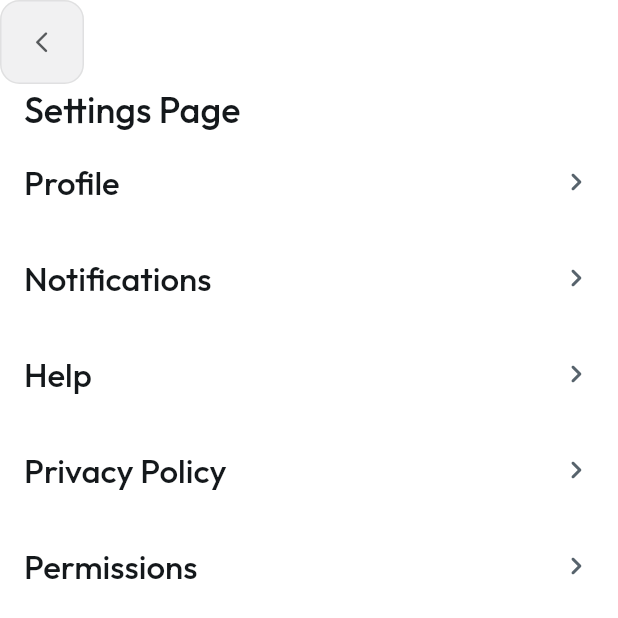
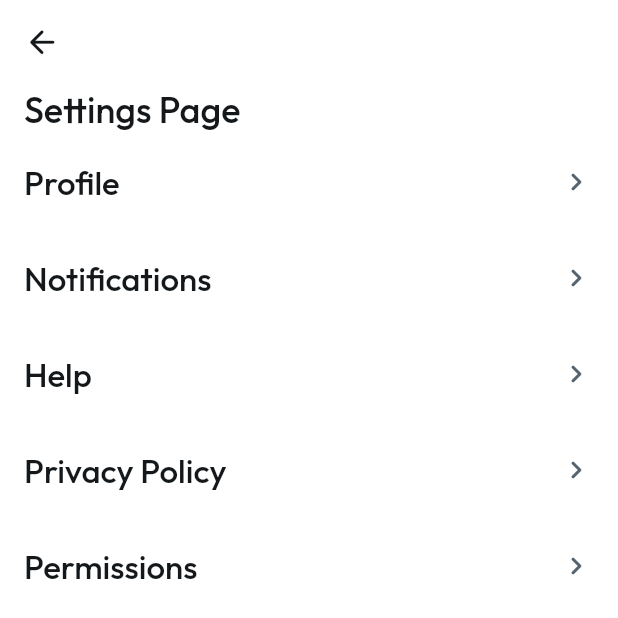
Before and after one commit to rafeywaleed/Kindmap, a Flutter app: the SettingsPage screen opened by its route, on a phone screen of 412 x 824 dp, the top half of it. Run offline on Flutter 3.47's test engine with Material 3 defaults, Android fonts, the phone set to English and light mode, and no system bars; our stand-ins replace auto_size_text, cached_network_image, camera, firebase_auth, firebase_core, firebase_messaging and 15 more; accounts and stored records are empty; Roboto replaces fonts that are missing (Readex Pro).

```diff
--- a/lib/screens/settings_screen.dart
+++ b/lib/screens/settings_screen.dart
@@ -2,7 +2,6 @@ import 'package:firebase_auth/firebase_auth.dart';
 import 'package:flutter/material.dart';
 import 'package:font_awesome_flutter/font_awesome_flutter.dart';
 import 'package:kindmap/config/app_theme.dart';
-import 'package:kindmap/widgets/page_icon_button.dart';
 
 import '../widgets/follow_button.dart';
 import '../widgets/social_tile.dart';
@@ -111,25 +110,19 @@ class _SettingsPageState extends State<SettingsPage> {
       appBar: AppBar(
         backgroundColor: KMTheme.of(context).secondaryBackground,
         automaticallyImplyLeading: false,
-        leading: PageIconButton(
-          icon: Icons.arrow_back_ios_rounded,
-          theme: KMTheme.of(context),
-          onTap: () => Navigator.of(context).pop(),
+        leading: CustomIconButton(
+          borderColor: Colors.transparent,
+          borderRadius: 30,
+          buttonSize: 46,
+          icon: Icon(
+            Icons.arrow_back_rounded,
+            color: KMTheme.of(context).primaryText,
+            size: 25,
+          ),
+          onPressed: () async {
+            Navigator.of(context).pop();
+          },
         ),
-
-        // CustomIconButton(
-        //   borderColor: Colors.transparent,
-        //   borderRadius: 30,
-        //   buttonSize: 46,
-        //   icon: Icon(
-        //     Icons.arrow_back_rounded,
-        //     color: KMTheme.of(context).primaryText,
-        //     size: 25,
-        //   ),
-        //   onPressed: () async {
-        //     Navigator.of(context).pop();
-        //   },
-        // ),
         elevation: 0,
       ),
       body: Column(
```
Also changed, not shown: 4 other files.
